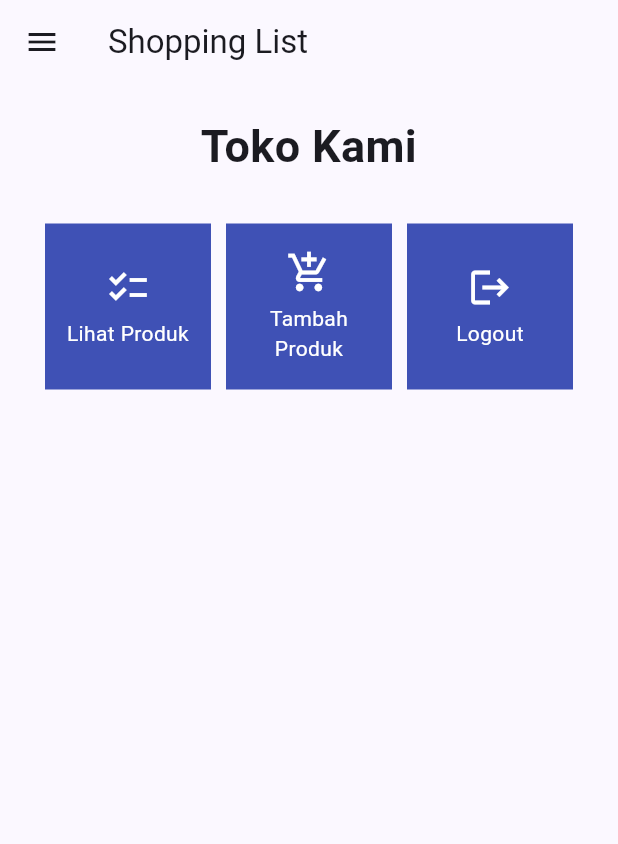
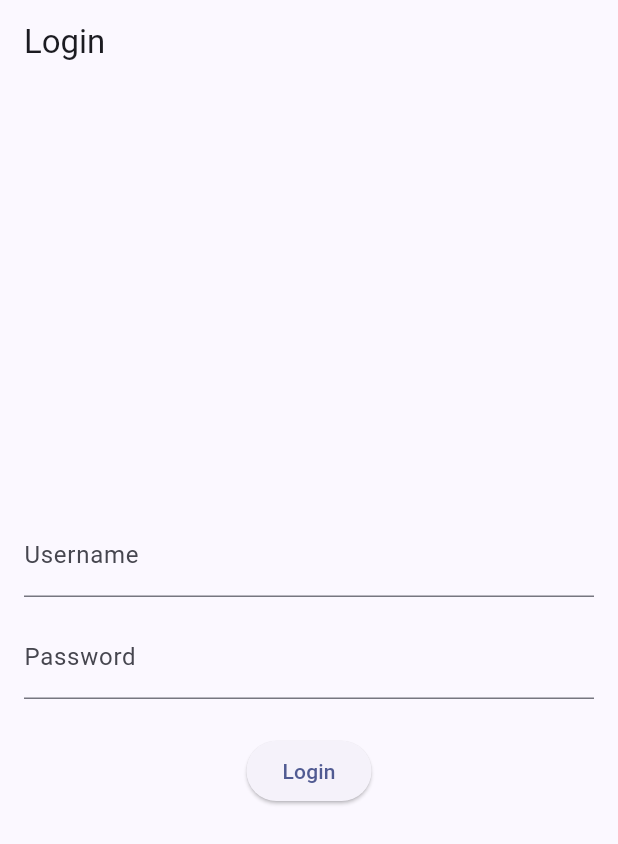
Before and after one commit to KronosDP/shopping-list-mobile, a Flutter app: the screen it shows after launch, on a phone screen of 412 x 824 dp. Shown: the top 844 px of the screen. Run offline on Flutter 3.47's test engine with Material 2 defaults, Android fonts, the phone set to English and light mode, and no system bars; missing offline and left inert: pbp_django_auth.

Commit message:
tutorial 8

```diff
--- a/lib/main.dart
+++ b/lib/main.dart
@@ -1,4 +1,7 @@
 import 'package:flutter/material.dart';
+import 'package:pbp_django_auth/pbp_django_auth.dart';
+import 'package:provider/provider.dart';
+import 'package:shopping_list/screens/login.dart';
 import 'package:shopping_list/screens/menu.dart';
 
 void main() {
@@ -11,28 +14,21 @@ class MyApp extends StatelessWidget {
   // This widget is the root of your application.
   @override
   Widget build(BuildContext context) {
-    return MaterialApp(
-      title: 'Flutter Demo',
-      theme: ThemeData(
-        // This is the theme of your application.
-        //
-        // TRY THIS: Try running your application with "flutter run". You'll see
-        // the application has a blue toolbar. Then, without quitting the app,
-        // try changing the seedColor in the colorScheme below to Colors.green
-        // and then invoke "hot reload" (save your changes or press the "hot
-        // reload" button in a Flutter-supported IDE, or press "r" if you used
-        // the command line to start the app).
-        //
-        // Notice that the counter didn't reset back to zero; the application
-        // state is not lost during the reload. To reset the state, use hot
-        // restart instead.
-        //
-        // This works for code too, not just values: Most code changes can be
-        // tested with just a hot reload.
-        colorScheme: ColorScheme.fromSeed(seedColor: Colors.indigo),
-        useMaterial3: true,
+    return Provider(
+      create: (_) {
+        CookieRequest request = CookieRequest();
+        return request;
+      },
+      child: MaterialApp(
+        title: 'Flutter Demo',
+        debugShowCheckedModeBanner: false,
+        theme: ThemeData(
+          colorScheme: ColorScheme.fromSeed(seedColor: Colors.indigo),
+          useMaterial3: true,
+        ),
+        //home: MyHomePage(),
+        home: const LoginPage(),
       ),
-      home: MyHomePage(),
     );
   }
 }
--- /dev/null
+++ b/lib/screens/login.dart
@@ -0,0 +1,116 @@
+import 'package:shopping_list/screens/menu.dart';
+import 'package:flutter/material.dart';
+import 'package:pbp_django_auth/pbp_django_auth.dart';
+import 'package:provider/provider.dart';
+
+void main() {
+  runApp(const LoginApp());
+}
+
+class LoginApp extends StatelessWidget {
+  const LoginApp({super.key});
+
+  @override
+  Widget build(BuildContext context) {
+    return MaterialApp(
+      title: 'Login',
+      theme: ThemeData(
+        primarySwatch: Colors.blue,
+      ),
+      home: const LoginPage(),
+    );
+  }
+}
+
+class LoginPage extends StatefulWidget {
+  const LoginPage({super.key});
+
+  @override
+  _LoginPageState createState() => _LoginPageState();
+}
+
+class _LoginPageState extends State<LoginPage> {
+  final TextEditingController _usernameController = TextEditingController();
+  final TextEditingController _passwordController = TextEditingController();
+
+  @override
+  Widget build(BuildContext context) {
+    final request = context.watch<CookieRequest>();
+    return Scaffold(
+      appBar: AppBar(
+        title: const Text('Login'),
+      ),
+      body: Container(
+        padding: const EdgeInsets.all(16.0),
+        child: Column(
+          mainAxisAlignment: MainAxisAlignment.center,
+          children: [
+            TextField(
+              controller: _usernameController,
+              decoration: const InputDecoration(
+                labelText: 'Username',
+              ),
+            ),
+            const SizedBox(height: 12.0),
+            TextField(
+              controller: _passwordController,
+              decoration: const InputDecoration(
+                labelText: 'Password',
+              ),
+              obscureText: true,
+            ),
+            const SizedBox(height: 24.0),
+            ElevatedButton(
+              onPressed: () async {
+                String username = _usernameController.text;
+                String password = _passwordController.text;
+
+                // Cek kredensial
+                // Ganti URL dan jangan lupa tambahkan trailing slash (/) di akhir URL!
+                // Untuk menyambungkan Android emulator dengan Django pada localhost,
+                // gunakan URL http://10.0.2.2/
+                final response = await request.login(
+                    // "http://127.0.0.1:8000/auth/login/",
+                    "http://10.0.2.2:8000/auth/login/",
+                    {
+                      'username': username,
+                      'password': password,
+                    });
+
+                if (request.loggedIn) {
+                  String message = response['message'];
+                  String uname = response['username'];
+                  Navigator.pushReplacement(
+                    context,
+                    MaterialPageRoute(builder: (context) => MyHomePage()),
+                  );
+                  ScaffoldMessenger.of(context)
+                    ..hideCurrentSnackBar()
+                    ..showSnackBar(SnackBar(
+                        content: Text("$message Selamat datang, $uname.")));
+                } else {
+                  showDialog(
+                    context: context,
+                    builder: (context) => AlertDialog(
+                      title: const Text('Login Gagal'),
+                      content: Text(response['message']),
+                      actions: [
+                        TextButton(
+                          child: const Text('OK'),
+                          onPressed: () {
+                            Navigator.pop(context);
+                          },
+                        ),
+                      ],
+                    ),
+                  );
+                }
+              },
+              child: const Text('Login'),
+            ),
+          ],
+        ),
+      ),
+    );
+  }
+}
--- a/pubspec.yaml
+++ b/pubspec.yaml
@@ -35,6 +35,9 @@ dependencies:
   # The following adds the Cupertino Icons font to your application.
   # Use with the CupertinoIcons class for iOS style icons.
   cupertino_icons: ^1.0.2
+  provider: ^6.1.1
+  pbp_django_auth: ^0.3.1
+  http: ^0.13.6
 
 dev_dependencies:
   flutter_test:
```
Also changed, not shown: lib/models/product.dart (added, +68 -0 lines), lib/screens/list_product.dart (added, +93 -0 lines), lib/screens/menu.dart (+34 -13 lines), lib/screens/shoplist_form.dart (+31 -35 lines), lib/widgets/left_drawer.dart (+12 -0 lines), lib/widgets/shop_card.dart (line endings or trailing spaces), pubspec.lock, 2 other files.
